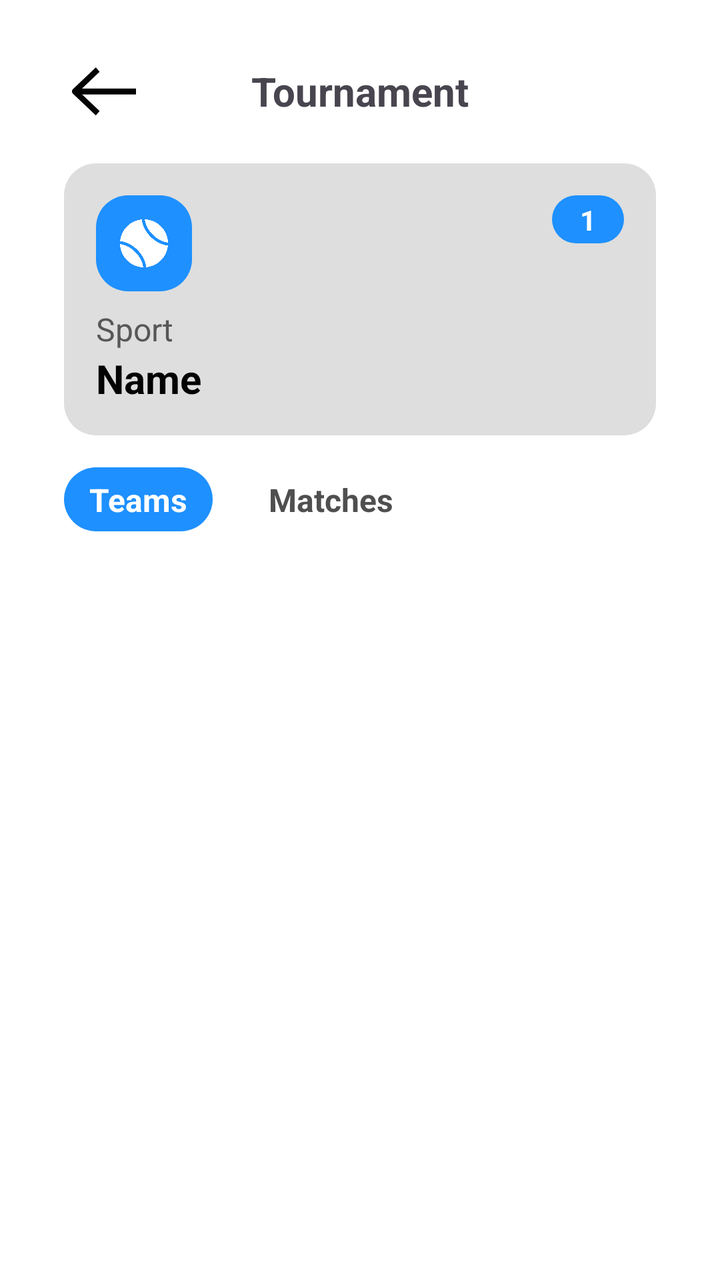
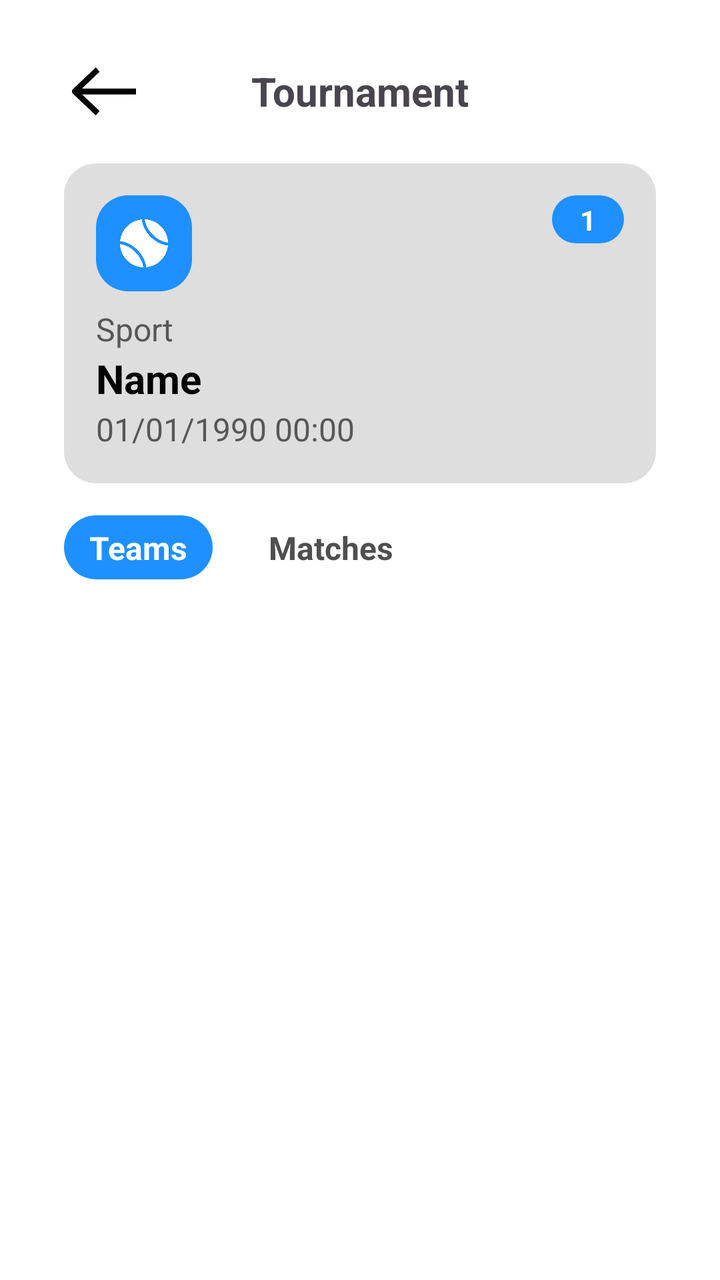

An Android layout rendered at two revisions. The XML below is the earlier revision; the diff shows what the commit changed to produce the second picture.
<!-- AndroidManifest.xml: application theme Theme.TFG -->
<!-- res/layout/activity_tournament.xml -->
<?xml version="1.0" encoding="utf-8"?>
<androidx.constraintlayout.widget.ConstraintLayout xmlns:android="http://schemas.android.com/apk/res/android"
    xmlns:app="http://schemas.android.com/apk/res-auto"
    xmlns:tools="http://schemas.android.com/tools"
    android:id="@+id/main"
    android:layout_width="match_parent"
    android:layout_height="match_parent"
    android:background="?attr/colorPrimary"
    tools:context=".TournamentActivity">

    <LinearLayout
        android:id="@+id/playersLL"
        android:layout_width="wrap_content"
        android:layout_height="32dp"
        android:layout_marginTop="16dp"
        android:layout_weight="1"
        android:background="@drawable/rounded_button"
        android:orientation="horizontal"
        app:layout_constraintStart_toStartOf="@+id/sportButton"
        app:layout_constraintTop_toBottomOf="@+id/sportButton">

        <TextView
            android:id="@+id/playersText2"
            android:layout_width="wrap_content"
            android:layout_height="wrap_content"
            android:layout_weight="1"
            android:text="Teams"
            android:visibility="invisible" />
    </LinearLayout>

    <LinearLayout
        android:id="@+id/matchesLL"
        android:layout_width="wrap_content"
        android:layout_height="32dp"
        android:layout_marginStart="16dp"
        android:layout_marginTop="16dp"
        android:background="@drawable/rounded_button_black_nostroke"
        android:orientation="horizontal"
        app:layout_constraintStart_toEndOf="@+id/playersLL"
        app:layout_constraintTop_toBottomOf="@+id/sportButton">

        <TextView
            android:id="@+id/matchesText2"
            android:layout_width="wrap_content"
            android:layout_height="wrap_content"
            android:layout_weight="1"
            android:text="Matches"
            android:visibility="invisible" />
    </LinearLayout>

    <TextView
        android:id="@+id/playersText"
        android:layout_width="wrap_content"
        android:layout_height="wrap_content"
        android:layout_weight="1"
        android:text="Teams"
        android:textColor="#FFFFFF"
        android:textSize="16dp"
        android:textStyle="bold"
        android:visibility="visible"
        app:layout_constraintBottom_toBottomOf="@+id/playersLL"
        app:layout_constraintEnd_toEndOf="@+id/playersLL"
        app:layout_constraintStart_toStartOf="@+id/playersLL"
        app:layout_constraintTop_toTopOf="@+id/playersLL" />

    <TextView
        android:id="@+id/noMatches"
        android:layout_width="wrap_content"
        android:layout_height="wrap_content"
        android:layout_marginTop="16dp"
        android:text="No Matches Found"
        android:visibility="gone"
        app:layout_constraintEnd_toEndOf="parent"
        app:layout_constraintStart_toStartOf="parent"
        app:layout_constraintTop_toBottomOf="@+id/playersLL" />

    <TextView
        android:id="@+id/macthesText"
        android:layout_width="wrap_content"
        android:layout_height="wrap_content"
        android:layout_weight="1"
        android:text="Matches"
        android:textColor="#4F4F4F"
        android:textSize="16dp"
        android:textStyle="bold"
        android:visibility="visible"
        app:layout_constraintBottom_toBottomOf="@+id/matchesLL"
        app:layout_constraintEnd_toEndOf="@+id/matchesLL"
        app:layout_constraintStart_toStartOf="@+id/matchesLL"
        app:layout_constraintTop_toTopOf="@+id/matchesLL" />

    <ImageView
        android:id="@+id/arrow1"
        android:layout_width="40dp"
        android:layout_height="40dp"
        android:layout_marginStart="32dp"
        android:rotation="180"
        android:tint="?attr/colorContrast"
        app:layout_constraintBottom_toBottomOf="@+id/teamText"
        app:layout_constraintStart_toStartOf="parent"
        app:layout_constraintTop_toTopOf="@+id/teamText"
        app:srcCompat="@drawable/arrow" />

    <TextView
        android:id="@+id/teamText"
        android:layout_width="wrap_content"
        android:layout_height="wrap_content"
        android:layout_marginTop="32dp"
        android:text="Tournament"
        android:textSize="20sp"
        android:textStyle="bold"
        android:tint="@color/white"
        app:layout_constraintEnd_toEndOf="parent"
        app:layout_constraintStart_toStartOf="parent"
        app:layout_constraintTop_toTopOf="parent" />

    <LinearLayout
        android:id="@+id/sportButton"
        android:layout_width="0dp"
        android:layout_height="136dp"
        android:layout_marginStart="32dp"
        android:layout_marginTop="16dp"
        android:layout_marginEnd="32dp"
        android:background="@drawable/rounded_button_grey"
        android:gravity="center"
        android:orientation="horizontal"
        android:padding="12dp"
        app:layout_constraintEnd_toEndOf="parent"
        app:layout_constraintStart_toStartOf="parent"
        app:layout_constraintTop_toBottomOf="@+id/arrow1">

    </LinearLayout>

    <TextView
        android:id="@+id/sportText"
        android:layout_width="0dp"
        android:layout_height="28dp"
        android:layout_marginStart="16dp"
        android:layout_marginEnd="90dp"
        android:text="Name"
        android:textColor="?attr/colorContrast"
        android:textSize="20sp"
        android:textStyle="bold"
        app:layout_constraintEnd_toEndOf="@+id/sportButton"
        app:layout_constraintStart_toStartOf="@+id/sportButton"
        app:layout_constraintTop_toBottomOf="@+id/dateText" />

    <TextView
        android:id="@+id/dateText"
        android:layout_width="0dp"
        android:layout_height="22dp"
        android:layout_marginTop="8dp"
        android:text="Sport"
        android:textColor="?attr/colorTextSecondary"
        android:textSize="16sp"
        android:textStyle="normal"
        app:layout_constraintEnd_toEndOf="@+id/sportText"
        app:layout_constraintStart_toStartOf="@+id/sportIconBg"
        app:layout_constraintTop_toBottomOf="@+id/sportIconBg" />

    <LinearLayout
        android:id="@+id/sportIconBg"
        android:layout_width="48dp"
        android:layout_height="48dp"
        android:layout_marginStart="16dp"
        android:layout_marginTop="16dp"
        android:background="@drawable/rounded_button"
        android:gravity="center"
        android:orientation="horizontal"
        android:padding="12dp"
        app:layout_constraintStart_toStartOf="@+id/sportButton"
        app:layout_constraintTop_toTopOf="@+id/sportButton" />

    <ImageView
        android:id="@+id/sportIcon"
        android:layout_width="24dp"
        android:layout_height="24dp"
        android:tint="#FFFFFF"
        app:layout_constraintBottom_toBottomOf="@+id/sportIconBg"
        app:layout_constraintEnd_toEndOf="@+id/sportIconBg"
        app:layout_constraintStart_toStartOf="@+id/sportIconBg"
        app:layout_constraintTop_toTopOf="@+id/sportIconBg"
        app:srcCompat="@drawable/tennisicon" />

    <LinearLayout
        android:id="@+id/playersBg"
        android:layout_width="36dp"
        android:layout_height="24dp"
        android:layout_marginTop="16dp"
        android:layout_marginEnd="16dp"
        android:background="@drawable/rounded_button"
        android:gravity="center"
        android:orientation="horizontal"
        android:padding="12dp"
        app:layout_constraintEnd_toEndOf="@+id/sportButton"
        app:layout_constraintTop_toTopOf="@+id/sportButton" />

    <TextView
        android:id="@+id/playersTxt"
        android:layout_width="wrap_content"
        android:layout_height="wrap_content"
        android:text="1"
        android:textColor="#FFFFFF"
        android:textSize="14sp"
        android:textStyle="bold"
        app:layout_constraintBottom_toBottomOf="@+id/playersBg"
        app:layout_constraintEnd_toEndOf="@+id/playersBg"
        app:layout_constraintStart_toStartOf="@+id/playersBg"
        app:layout_constraintTop_toTopOf="@+id/playersBg" />

    <LinearLayout
        android:id="@+id/deleteTV"
        android:layout_width="wrap_content"
        android:layout_height="32dp"
        android:layout_marginEnd="16dp"
        android:layout_marginBottom="16dp"
        android:background="@drawable/rounded_button"
        android:gravity="center"
        android:orientation="horizontal"
        android:padding="12dp"
        android:visibility="gone"
        app:layout_constraintBottom_toBottomOf="@+id/sportButton"
        app:layout_constraintEnd_toEndOf="@+id/sportButton">

        <TextView
            android:id="@+id/deleteTxt"
            android:layout_width="wrap_content"
            android:layout_height="wrap_content"
            android:text="Delete"
            android:textColor="#FFFFFF"
            android:textSize="16sp"
            android:visibility="invisible" />
    </LinearLayout>

    <LinearLayout
        android:id="@+id/eventTV"
        android:layout_width="wrap_content"
        android:layout_height="32dp"
        android:layout_marginEnd="16dp"
        android:layout_marginBottom="16dp"
        android:background="@drawable/rounded_button"
        android:gravity="center"
        android:orientation="horizontal"
        android:padding="12dp"
        android:visibility="gone"
        app:layout_constraintBottom_toBottomOf="@+id/sportButton"
        app:layout_constraintEnd_toEndOf="@+id/sportButton">

        <TextView
            android:id="@+id/eventTxt"
            android:layout_width="wrap_content"
            android:layout_height="wrap_content"
            android:text="Leave"
            android:textColor="#FFFFFF"
            android:textSize="16sp"
            android:visibility="invisible" />
    </LinearLayout>

    <androidx.recyclerview.widget.RecyclerView
        android:id="@+id/playerRV"
        android:layout_width="0dp"
        android:layout_height="0dp"
        android:layout_marginStart="32dp"
        android:layout_marginTop="16dp"
        android:layout_marginEnd="32dp"
        android:layout_marginBottom="16dp"
        app:layout_constraintBottom_toBottomOf="parent"
        app:layout_constraintEnd_toEndOf="parent"
        app:layout_constraintStart_toStartOf="parent"
        app:layout_constraintTop_toBottomOf="@+id/playersLL" />

    <TextView
        android:id="@+id/deleteText"
        android:layout_width="wrap_content"
        android:layout_height="wrap_content"
        android:text="Start"
        android:textColor="#FFFFFF"
        android:textSize="16sp"
        android:textStyle="bold"
        android:visibility="invisible"
        app:layout_constraintBottom_toBottomOf="@+id/deleteTV"
        app:layout_constraintEnd_toEndOf="@+id/deleteTV"
        app:layout_constraintStart_toStartOf="@+id/deleteTV"
        app:layout_constraintTop_toTopOf="@+id/deleteTV" />

    <TextView
        android:id="@+id/editText"
        android:layout_width="wrap_content"
        android:layout_height="wrap_content"
        android:text="Leave"
        android:textColor="#FFFFFF"
        android:textSize="16sp"
        android:textStyle="bold"
        android:visibility="gone" />

    <ImageView
        android:id="@+id/addBtnBg"
        android:layout_width="60dp"
        android:layout_height="60dp"
        android:layout_marginEnd="32dp"
        android:layout_marginBottom="32dp"
        android:visibility="gone"
        app:layout_constraintBottom_toBottomOf="parent"
        app:layout_constraintEnd_toEndOf="parent"
        app:srcCompat="@drawable/blue_circle" />

    <ImageView
        android:id="@+id/addButtonOverlay"
        android:layout_width="0dp"
        android:layout_height="0dp"
        android:layout_marginStart="16dp"
        android:layout_marginTop="16dp"
        android:layout_marginEnd="16dp"
        android:layout_marginBottom="16dp"
        app:layout_constraintBottom_toBottomOf="@+id/addBtnBg"
        app:layout_constraintEnd_toEndOf="@+id/addBtnBg"
        app:layout_constraintStart_toStartOf="@+id/addBtnBg"
        app:layout_constraintTop_toTopOf="@+id/addBtnBg"
        app:srcCompat="@drawable/mailicon"
        app:tint="#FBFBFB" />

    <TextView
        android:id="@+id/addBg"
        android:layout_width="0dp"
        android:layout_height="0dp"
        android:background="#801A1A1A"
        android:textStyle="bold"
        android:visibility="gone"
        app:layout_constraintBottom_toBottomOf="parent"
        app:layout_constraintEnd_toEndOf="parent"
        app:layout_constraintStart_toStartOf="parent"
        app:layout_constraintTop_toTopOf="parent" />

    <TextView
        android:id="@+id/teamsText"
        android:layout_width="wrap_content"
        android:layout_height="wrap_content"
        android:layout_marginStart="32dp"
        android:layout_marginBottom="16dp"
        android:text="Choose your team"
        android:textSize="20sp"
        android:textStyle="bold"
        android:tint="?attr/colorContrast"
        android:visibility="gone"
        app:layout_constraintBottom_toTopOf="@+id/teamsRV"
        app:layout_constraintStart_toStartOf="parent" />

    <androidx.recyclerview.widget.RecyclerView
        android:id="@+id/teamsRV"
        android:layout_width="0dp"
        android:layout_height="wrap_content"
        android:layout_marginStart="32dp"
        android:layout_marginEnd="32dp"
        android:layout_marginBottom="16dp"
        android:visibility="gone"
        app:layout_constraintBottom_toBottomOf="parent"
        app:layout_constraintEnd_toEndOf="parent"
        app:layout_constraintStart_toStartOf="parent" />

</androidx.constraintlayout.widget.ConstraintLayout>
<!-- resources referenced by this layout -->
<resources>
  <color name="white">#FFFFFFFF</color>
  <!-- drawable arrow: png bitmap (drawable, 1702 bytes) -->
  <!-- drawable blue_circle (drawable) -->
  <?xml version="1.0" encoding="utf-8"?>
  <shape xmlns:android="http://schemas.android.com/apk/res/android"
      android:shape="oval">
  
      <solid android:color="#1E90FF"/>
  
      <size
          android:width="100dp"
          android:height="100dp"/>
  
  </shape>
  <!-- drawable mailicon: png bitmap (drawable, 11490 bytes) -->
  <!-- drawable rounded_button (drawable) -->
  <shape xmlns:android="http://schemas.android.com/apk/res/android">
      <solid android:color="?attr/globalBlue"/>
      <corners android:radius="16dp"/>
      <padding
          android:left="16dp"
          android:right="16dp"
          android:top="10dp"
          android:bottom="10dp"/>
  </shape>
  <!-- drawable rounded_button_black_nostroke (drawable) -->
  <shape xmlns:android="http://schemas.android.com/apk/res/android">
      <solid android:color="?attr/colorPrimary"/>
      <corners android:radius="16dp"/>
      <padding
          android:left="16dp"
          android:right="16dp"
          android:top="10dp"
          android:bottom="10dp"/>
  </shape>
  <!-- drawable rounded_button_grey (drawable) -->
  <shape xmlns:android="http://schemas.android.com/apk/res/android">
      <solid android:color="?attr/colorBackground2"/>
      <corners android:radius="16dp"/>
      <padding
          android:left="16dp"
          android:right="16dp"
          android:top="10dp"
          android:bottom="10dp"/>
  </shape>
  <!-- drawable tennisicon: png bitmap (drawable, 9006 bytes) -->
  <style name="Theme.TFG" parent="Base.Theme.TFG" />
  <style name="Base.Theme.TFG" parent="Theme.Material3.DayNight.NoActionBar">
          <item name="colorPrimary">@color/mainBackgroundWhite</item>
          <item name="colorContrast">@color/mainTextWhite</item>
          <item name="colorBackground2">@color/background2White</item>
          <item name="colorTextSecondary">@color/secondTextWhite</item>
          <item name="globalBlue">@color/globalBlue</item>
      </style>
  <color name="mainBackgroundWhite">#FFFFFF</color>
  <color name="mainTextWhite">#030303</color>
  <color name="background2White">#DEDEDE</color>
  <color name="secondTextWhite">#575757</color>
  <color name="globalBlue">#1E90FF</color>
</resources>

<!-- the commit's change to res/layout/activity_tournament.xml (unified diff, before → after) -->
@@ -117,7 +117,7 @@
     <LinearLayout
         android:id="@+id/sportButton"
         android:layout_width="0dp"
-        android:layout_height="136dp"
+        android:layout_height="160dp"
         android:layout_marginStart="32dp"
         android:layout_marginTop="16dp"
         android:layout_marginEnd="32dp"
@@ -132,21 +132,21 @@
     </LinearLayout>
 
     <TextView
-        android:id="@+id/sportText"
+        android:id="@+id/nameText"
         android:layout_width="0dp"
         android:layout_height="28dp"
         android:layout_marginStart="16dp"
-        android:layout_marginEnd="90dp"
+        android:layout_marginEnd="8dp"
         android:text="Name"
         android:textColor="?attr/colorContrast"
         android:textSize="20sp"
         android:textStyle="bold"
-        app:layout_constraintEnd_toEndOf="@+id/sportButton"
+        app:layout_constraintEnd_toStartOf="@+id/eventTV"
         app:layout_constraintStart_toStartOf="@+id/sportButton"
-        app:layout_constraintTop_toBottomOf="@+id/dateText" />
-
-    <TextView
-        android:id="@+id/dateText"
+        app:layout_constraintTop_toBottomOf="@+id/sportText" />
+
+    <TextView
+        android:id="@+id/sportText"
         android:layout_width="0dp"
         android:layout_height="22dp"
         android:layout_marginTop="8dp"
@@ -154,9 +154,21 @@
         android:textColor="?attr/colorTextSecondary"
         android:textSize="16sp"
         android:textStyle="normal"
-        app:layout_constraintEnd_toEndOf="@+id/sportText"
+        app:layout_constraintEnd_toEndOf="@+id/nameText"
         app:layout_constraintStart_toStartOf="@+id/sportIconBg"
         app:layout_constraintTop_toBottomOf="@+id/sportIconBg" />
+
+    <TextView
+        android:id="@+id/dateText"
+        android:layout_width="0dp"
+        android:layout_height="22dp"
+        android:text="01/01/1990 00:00"
+        android:textColor="?attr/colorTextSecondary"
+        android:textSize="16sp"
+        android:textStyle="normal"
+        app:layout_constraintEnd_toEndOf="@+id/nameText"
+        app:layout_constraintStart_toStartOf="@+id/sportIconBg"
+        app:layout_constraintTop_toBottomOf="@+id/nameText" />
 
     <LinearLayout
         android:id="@+id/sportIconBg"
